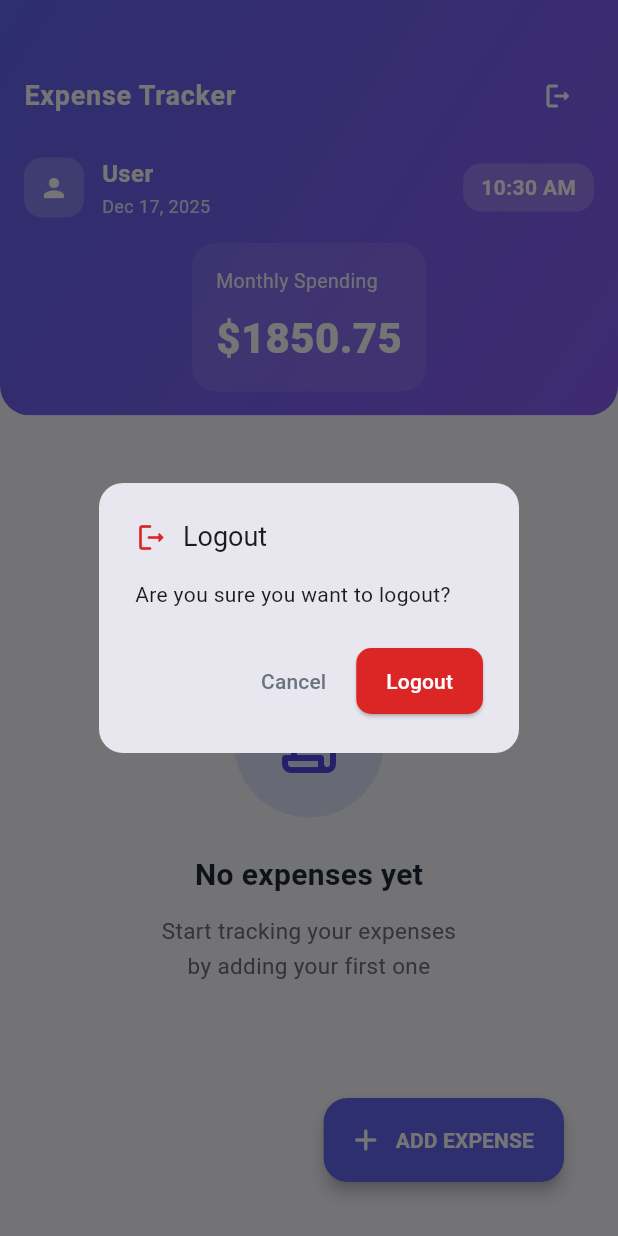
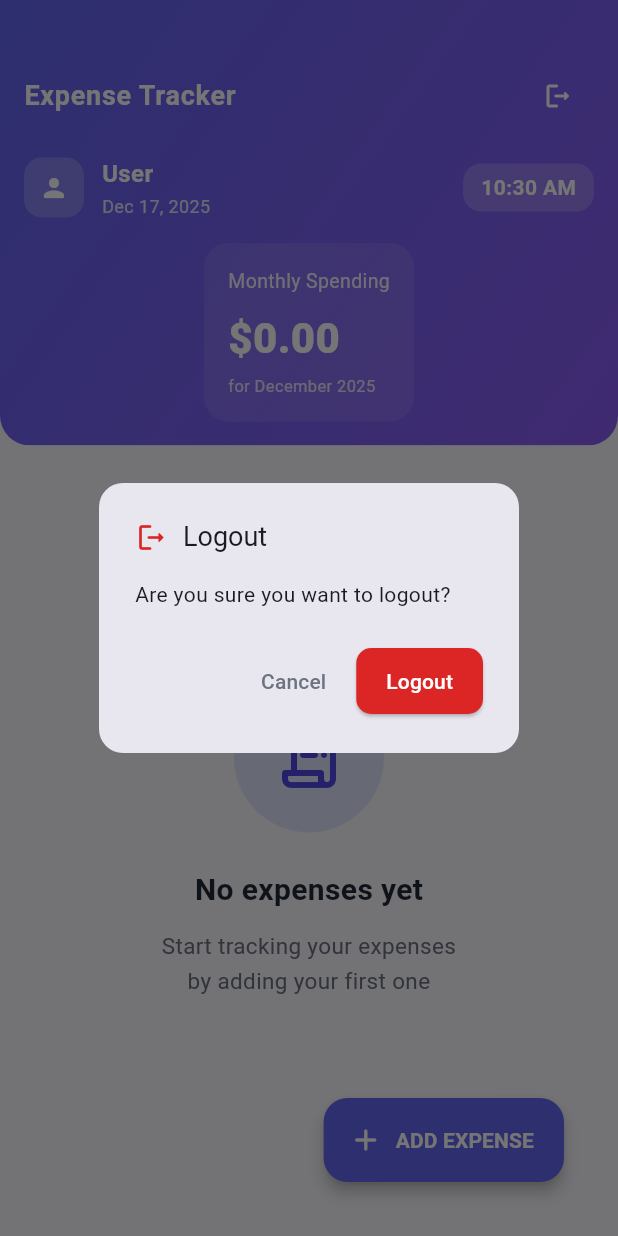
Before and after one commit to faiji31/-final-project-02-P005, a Flutter app: the screen it shows once a user with an empty profile is signed in, after a tap on the "logout" icon, on a phone screen of 412 x 824 dp. Run offline on Flutter 3.47's test engine with Material 3 defaults, Android fonts, the phone set to English and light mode, and no system bars; our stand-ins replace cloud_firestore, firebase_auth, firebase_core; accounts and stored records are empty.

Commit message:
Finally I am Done

```diff
--- a/lib/screens/home/home_screen.dart
+++ b/lib/screens/home/home_screen.dart
@@ -1,7 +1,9 @@
 // lib/screens/home/home_screen.dart
-import 'dart:async'; // Timer import added
+import 'dart:async';
 import 'package:flutter/material.dart';
 import '../../services/auth_service.dart';
+import '../../services/firestore_service.dart'; // Add this import
+import '../../models/expense_model.dart'; // Add this import
 import '../expenses/expense_list_screen.dart';
 import 'package:intl/intl.dart';
 
@@ -14,15 +16,18 @@ class HomeScreen extends StatefulWidget {
 
 class _HomeScreenState extends State<HomeScreen> {
   String _userEmail = '';
-  double _monthlySpent = 1850.75;
+  double _monthlySpent = 0.0; // Initialize to 0.0
   String _currentTime = '';
   Timer? _timer;
+  final FirestoreService _firestoreService = FirestoreService(); // Add Firestore service
 
   @override
   void initState() {
     super.initState();
     _loadUserEmail();
     _updateTime();
+    _loadMonthlySpent(); // Load monthly spent data
+
     // Update time every minute
     _timer = Timer.periodic(const Duration(minutes: 1), (timer) {
       _updateTime();
@@ -50,6 +55,40 @@ class _HomeScreenState extends State<HomeScreen> {
     });
   }
 
+  Future<void> _loadMonthlySpent() async {
+    try {
+      // Get current month's start and end dates
+      final now = DateTime.now();
+      final firstDayOfMonth = DateTime(now.year, now.month, 1);
+      final lastDayOfMonth = DateTime(now.year, now.month + 1, 0);
+
+      // Get all expenses for the current user
+      _firestoreService.getExpensesStream().listen((List<Expense> expenses) {
+        // Filter expenses for current month
+        final monthlyExpenses = expenses.where((expense) {
+          return expense.date.isAfter(firstDayOfMonth.subtract(const Duration(days: 1))) &&
+                 expense.date.isBefore(lastDayOfMonth.add(const Duration(days: 1)));
+        }).toList();
+
+        // Calculate total for current month
+        double total = 0.0;
+        for (var expense in monthlyExpenses) {
+          total += expense.amount;
+        }
+
+        // Update UI
+        if (mounted) {
+          setState(() {
+            _monthlySpent = total;
+          });
+        }
+      });
+    } catch (e) {
+      print('Error loading monthly spent: $e');
+      // Keep the default value (0.0)
+    }
+  }
+
   @override
   Widget build(BuildContext context) {
     final DateTime currentDate = DateTime.now();
@@ -65,8 +104,8 @@ class _HomeScreenState extends State<HomeScreen> {
                 begin: Alignment.topLeft,
                 end: Alignment.bottomRight,
                 colors: [
-                  const Color(0xFF6366f1), // Indigo-500
-                  const Color(0xFF8b5cf6), // Violet-500
+                  const Color(0xFF6366f1),
+                  const Color(0xFF8b5cf6),
                 ],
               ),
               borderRadius: const BorderRadius.only(
@@ -155,7 +194,7 @@ class _HomeScreenState extends State<HomeScreen> {
                       ),
                     ),
 
-                    // Current Time - Replaces "24"
+                    // Current Time
                     Container(
                       padding: const EdgeInsets.symmetric(
                         horizontal: 12,
@@ -200,11 +239,20 @@ class _HomeScreenState extends State<HomeScreen> {
                       ),
                       const SizedBox(height: 8),
                       Text(
-                        '\$$_monthlySpent',
+                        // Format the amount with 2 decimal places
+                        NumberFormat.currency(symbol: '\$', decimalDigits: 2).format(_monthlySpent),
                         style: const TextStyle(
                           fontSize: 28,
                           fontWeight: FontWeight.w800,
                           color: Colors.white,
+                        ),
+                      ),
+                      const SizedBox(height: 4),
+                      Text(
+                        'for ${DateFormat('MMMM yyyy').format(currentDate)}',
+                        style: TextStyle(
+                          fontSize: 11,
+                          color: Colors.white.withOpacity(0.8),
                         ),
                       ),
                     ],
```
Also changed, not shown: lib/screens/expenses/expense_list_screen.dart (+61 -13 lines), lib/widgets/expense_card.dart (+57 -11 lines).
